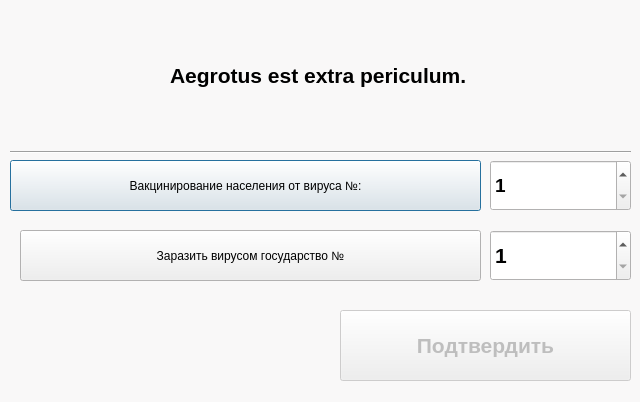
vladyan18/MagaGame, file ministrys/minhel.ui: the form before one commit.
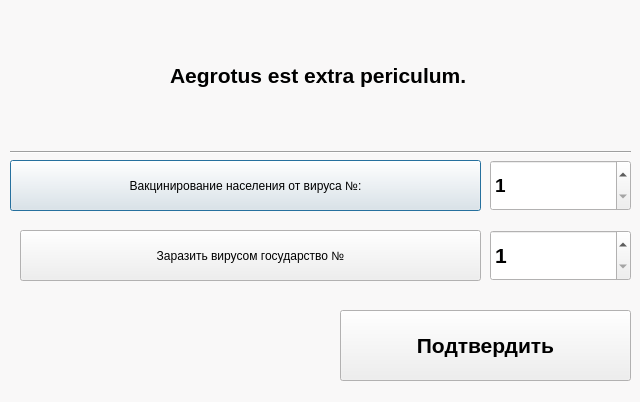
The form after the commit. Icons and pictures are not drawn.

The edit to the form file:
```diff
--- a/ministrys/minhel.ui
+++ b/ministrys/minhel.ui
@@ -213,7 +213,7 @@
   </widget>
   <widget class="QPushButton" name="approveButton">
    <property name="enabled">
-    <bool>false</bool>
+    <bool>true</bool>
    </property>
    <property name="geometry">
     <rect>
```
